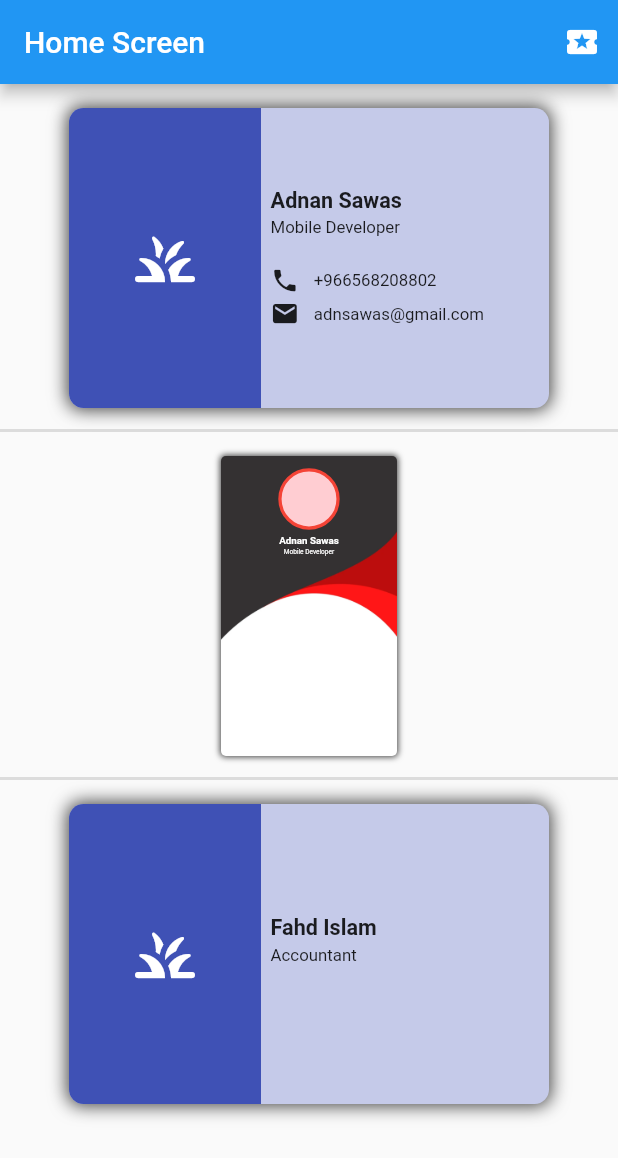
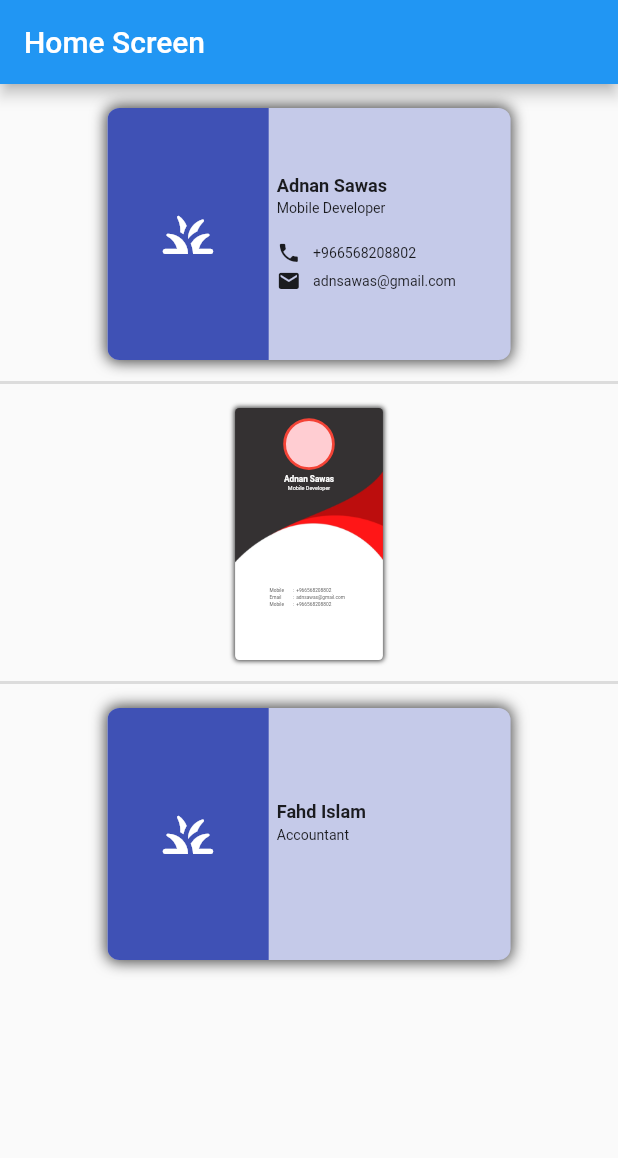
Before and after one commit to adnsawas/Mi_Card_Challenge, a Flutter app: the CardsScreen screen opened by its route, on a phone screen of 412 x 824 dp. Shown: the top 1158 px of the screen. Run offline on Flutter 3.47's test engine with Material 2 defaults, Android fonts, the phone set to English and light mode, and no system bars; our stand-ins replace flutter_dotenv, flutter_riverpod, go_router, rxdart, shared_preferences; accounts and stored records are empty; generated files the repository leaves out were written again.

Commit message:
fixed cards screen layout issue

```diff
--- a/lib/src/features/user_cards/data/fake_user_cards.dart
+++ b/lib/src/features/user_cards/data/fake_user_cards.dart
@@ -14,7 +14,13 @@ final List<UserCard> fakeUserCards = [
   UserCard(
       id: '2',
       templateId: 'template_2',
-      data: PersonDetails(name: 'Adnan Sawas', jobTitle: 'Mobile Developer')),
+      data: PersonDetails(
+        name: 'Adnan Sawas',
+        jobTitle: 'Mobile Developer',
+        company: 'Aramco',
+        mobileNumber: '+966568208802',
+        email: 'adnsawas@gmail.com',
+      )),
   UserCard(
       id: '3',
       templateId: 'template_1',
--- a/lib/src/features/user_cards/presentaion/cards_screen.dart
+++ b/lib/src/features/user_cards/presentaion/cards_screen.dart
@@ -1,11 +1,9 @@
 import 'package:flutter/material.dart';
 import 'package:flutter_riverpod/flutter_riverpod.dart';
-import 'package:go_router/go_router.dart';
 import 'package:mi_card/src/common_widgets/async_value_widget.dart';
 import 'package:mi_card/src/common_widgets/empty_place_holder_widget.dart';
 import 'package:mi_card/src/common_widgets/error_message_widget.dart';
 import 'package:mi_card/src/constants/card_templates_mapping.dart';
-import 'package:mi_card/src/core/routing/go_router.dart';
 import 'package:mi_card/src/features/card_design/presentation/card_templates/card_template_1.dart';
 import 'package:mi_card/src/features/card_design/presentation/card_templates/card_template_2.dart';
 import 'package:mi_card/src/features/user_cards/data/cards_repository.dart';
@@ -21,11 +19,6 @@ class CardsScreen extends ConsumerWidget {
     return Scaffold(
       appBar: AppBar(
         title: Text(context.t.homeScreen),
-        actions: [
-          IconButton(
-              onPressed: () => context.goNamed(AppRoute.playground.name),
-              icon: const Icon(Icons.local_play))
-        ],
       ),
       body: AsyncValueWidget<List<UserCard>>(
         asyncValue: userCards,
@@ -62,15 +55,14 @@ class CardsScreen extends ConsumerWidget {
                         .deleteUserCard(cards[index].id),
                     child: cardTemplate == null
                         ? Text('no card template found')
-                        : Align(
-                            alignment: Alignment.center,
+                        : SizedBox(
+                            height: 200,
+                            width: MediaQuery.of(context).size.width * 1,
                             child: Padding(
                               padding: const EdgeInsets.all(16.0),
-                              child: SizedBox(
-                                  // width:
-                                  //     MediaQuery.of(context).size.width * 0.7,
-                                  height: 200,
-                                  child: FittedBox(child: cardTemplate)),
+                              child: FittedBox(
+                                child: cardTemplate,
+                              ),
                             ),
                           ),
                   );
```
